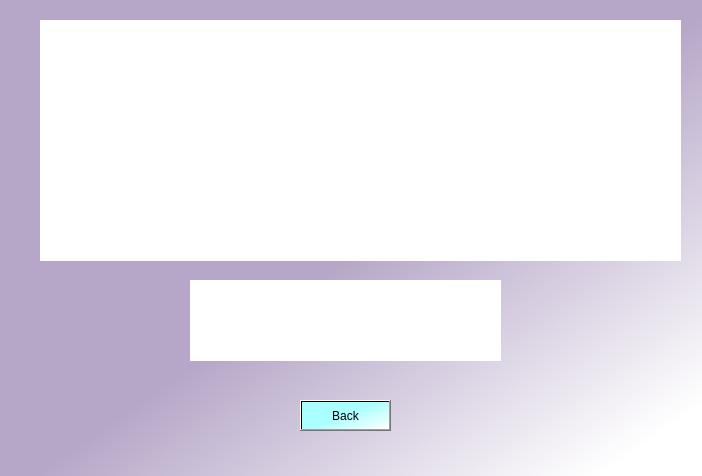
Qt form mark_attedance.ui (BHUKYA-VEERANNA/SwiftVerify) before a commit.
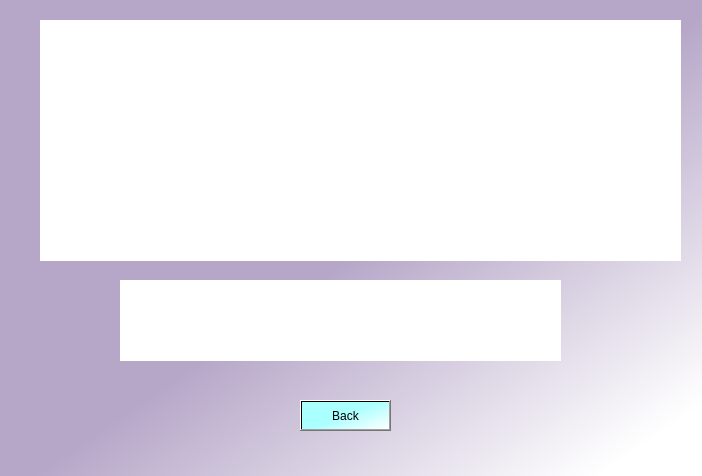
The same form after that commit.

What changed in the file:
```diff
--- a/mark_attedance.ui
+++ b/mark_attedance.ui
@@ -52,9 +52,9 @@
    <widget class="QLabel" name="label_2">
     <property name="geometry">
      <rect>
-      <x>190</x>
+      <x>120</x>
       <y>280</y>
-      <width>311</width>
+      <width>441</width>
       <height>81</height>
      </rect>
     </property>
```
